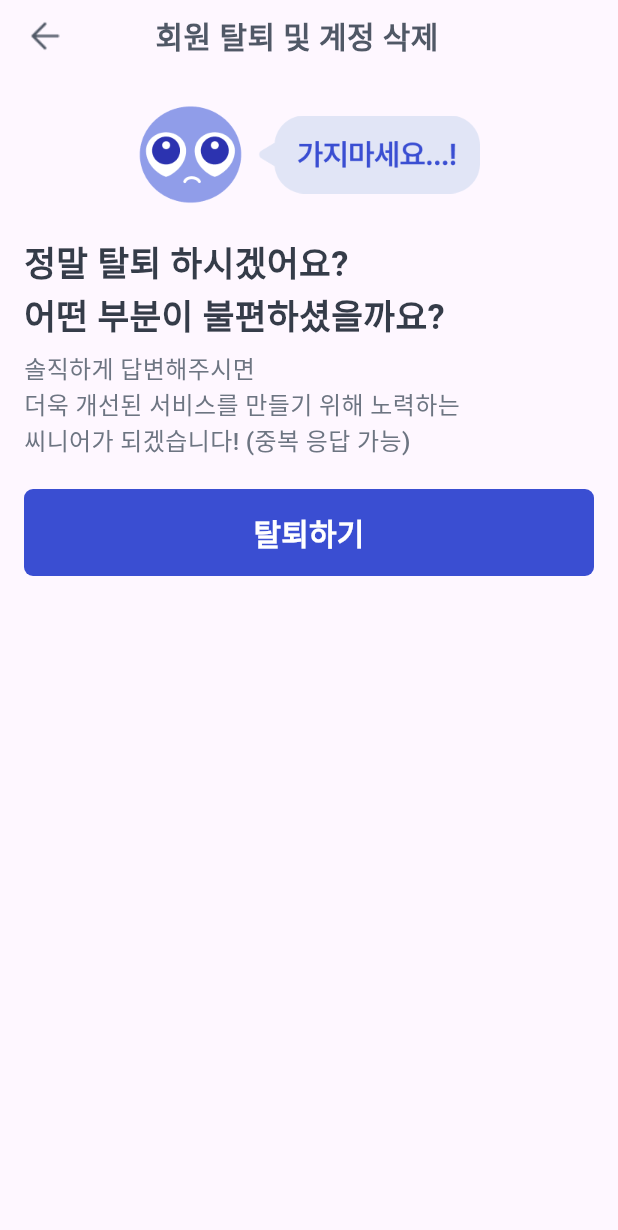
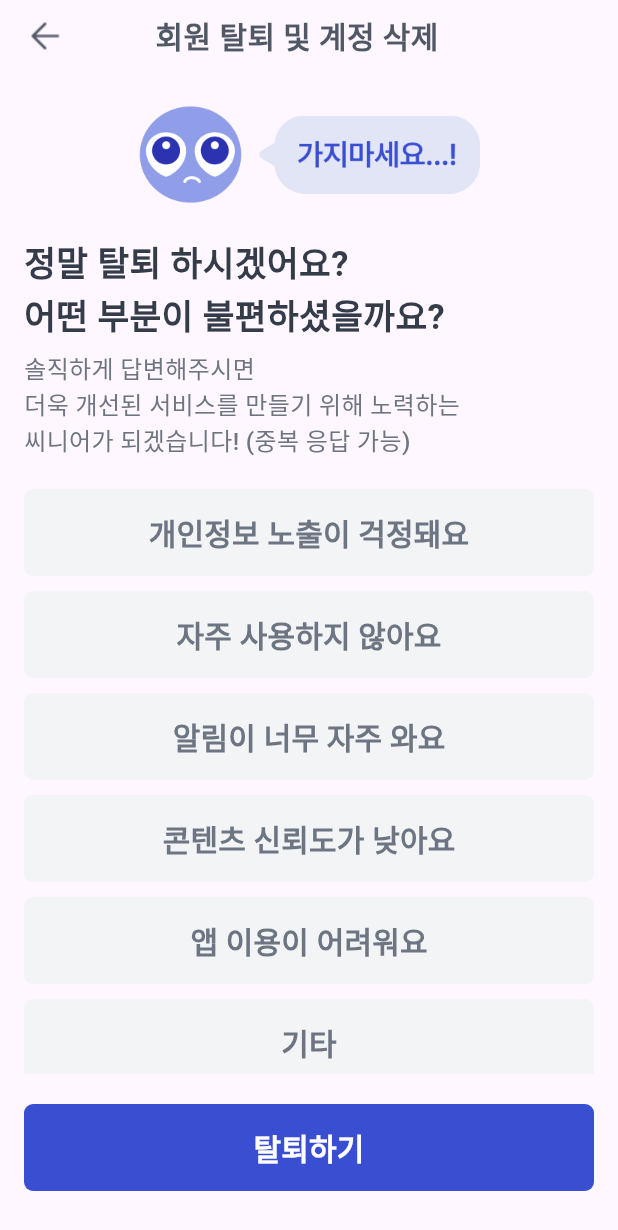
Before and after one commit to jaekyung-you/seenear_flutter, a Flutter app: the DeactiveAccountScreen screen opened directly, on a phone screen of 412 x 824 dp. Shown: the top 1230 px of the screen. Run offline on Flutter 3.47's test engine with Material 2 defaults, Android fonts, the phone set to English and light mode, and no system bars; our stand-ins replace get, styled_text; missing offline and left inert: kakao_flutter_sdk_user; network calls fail.

Commit message:
계정 탈퇴 화면 탈퇴 사유 추가

```diff
--- a/lib/presentation/my_page/controller/my_page_setting_controller.dart
+++ b/lib/presentation/my_page/controller/my_page_setting_controller.dart
@@ -9,6 +9,15 @@ import 'package:seenear/presentation/my_page/widget/my_setting_menu/nickname_edi
 class MyPageSettingController extends GetxController {
   TextEditingController nicknameEditController = TextEditingController();
   HelperTextType helperTextType = HelperTextType(isError: false, helperText: '닉네임을 입력해주세요.');
+
+  List<String> deactiveReasons = [
+    '개인정보 노출이 걱정돼요',
+    '자주 사용하지 않아요',
+    '알림이 너무 자주 와요',
+    '콘텐츠 신뢰도가 낮아요',
+    '앱 이용이 어려워요',
+    '기타',
+  ];
 
   @override
   void onInit() {
--- a/lib/presentation/my_page/widget/my_setting_menu/deactive_account_screen.dart
+++ b/lib/presentation/my_page/widget/my_setting_menu/deactive_account_screen.dart
@@ -24,9 +24,17 @@ class DeactiveAccountScreen extends GetView<MyPageSettingController> {
             Row(
               mainAxisAlignment: MainAxisAlignment.center,
               children: [
-                Image.asset('assets/images/seenear_character_unhappy.png', width: 70,),
-                const SizedBox(width: 8,),
-                Image.asset('assets/images/dont_go_image.png', height: 52,),
+                Image.asset(
+                  'assets/images/seenear_character_unhappy.png',
+                  width: 70,
+                ),
+                const SizedBox(
+                  width: 8,
+                ),
+                Image.asset(
+                  'assets/images/dont_go_image.png',
+                  height: 52,
+                ),
               ],
             ),
             const SizedBox(
@@ -46,6 +54,27 @@ class DeactiveAccountScreen extends GetView<MyPageSettingController> {
             const SizedBox(
               height: 20,
             ),
+            Expanded(
+              child: SingleChildScrollView(
+                child: Column(
+                  children: [
+                    for (String reason in controller.deactiveReasons)
+                      Padding(
+                        padding: const EdgeInsets.only(bottom: 10.0),
+                        child: BaseButton(
+                          buttonText: reason,
+                          bgColor: SeenearColor.grey5,
+                          fgColor: SeenearColor.grey50,
+                          onPressed: () {},
+                        ),
+                      ),
+                  ],
+                ),
+              ),
+            ),
+            const SizedBox(
+              height: 20,
+            ),
             BaseButton(
               buttonText: '탈퇴하기',
               isDisabled: controller.nicknameEditController.text.trim().isEmpty,
@@ -53,6 +82,9 @@ class DeactiveAccountScreen extends GetView<MyPageSettingController> {
                 controller.onTapFinishDeactiveAccount();
               },
             ),
+            const SizedBox(
+              height: 30,
+            ),
           ],
         ),
       ),
```
